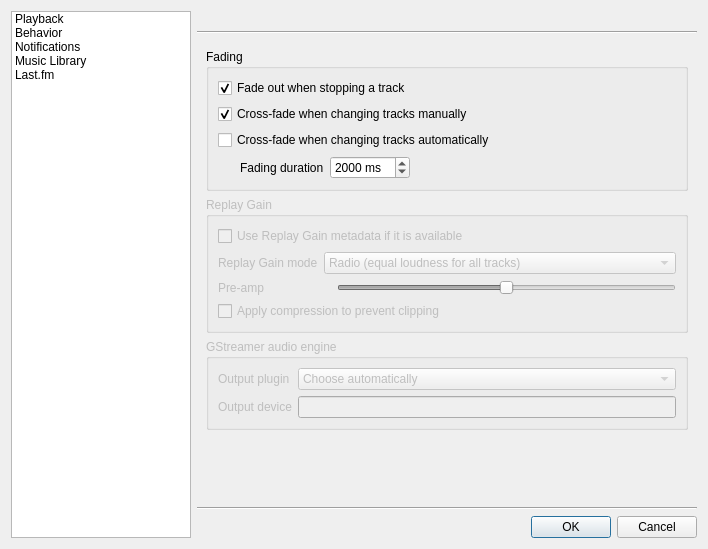
Qt form src/ui/settingsdialog.ui (clementine-player/Clementine) before a commit.
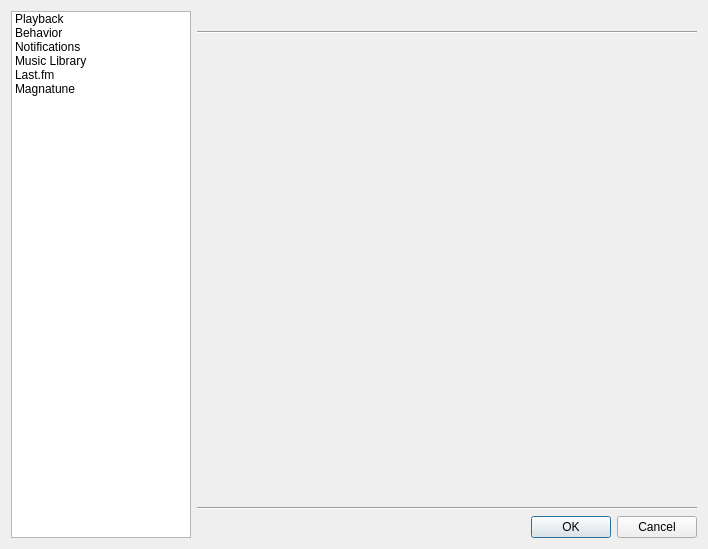
The same form after that commit. Icons and pictures are not drawn. Custom widgets are drawn as their Qt base class.

Commit message: Add a magnatune settings page (not functional yet), remove the last.fm config *dialog*, and instead make it bring up the settings dialog at the right page.

Patch:
```diff
--- a/src/ui/settingsdialog.ui
+++ b/src/ui/settingsdialog.ui
@@ -79,6 +79,15 @@
         <normaloff>:/last.fm/as.png</normaloff>:/last.fm/as.png</iconset>
       </property>
      </item>
+     <item>
+      <property name="text">
+       <string>Magnatune</string>
+      </property>
+      <property name="icon">
+       <iconset resource="../../data/data.qrc">
+        <normaloff>:/magnatune.png</normaloff>:/magnatune.png</iconset>
+      </property>
+     </item>
     </widget>
    </item>
    <item>
@@ -96,7 +105,7 @@
      <item>
       <widget class="QStackedWidget" name="stacked_widget">
        <property name="currentIndex">
-        <number>0</number>
+        <number>5</number>
        </property>
        <widget class="QWidget" name="playback_page">
         <layout class="QVBoxLayout" name="verticalLayout_10">
@@ -601,6 +610,19 @@
          </item>
         </layout>
        </widget>
+       <widget class="QWidget" name="magnatune_page">
+        <layout class="QVBoxLayout" name="verticalLayout_11">
+         <property name="spacing">
+          <number>0</number>
+         </property>
+         <property name="margin">
+          <number>0</number>
+         </property>
+         <item>
+          <widget class="MagnatuneConfig" name="magnatune" native="true"/>
+         </item>
+        </layout>
+       </widget>
       </widget>
      </item>
      <item>
@@ -644,6 +666,12 @@
    <extends>QSlider</extends>
    <header>widgets/stickyslider.h</header>
   </customwidget>
+  <customwidget>
+   <class>MagnatuneConfig</class>
+   <extends>QWidget</extends>
+   <header>radio/magnatuneconfig.h</header>
+   <container>1</container>
+  </customwidget>
  </customwidgets>
  <tabstops>
   <tabstop>list</tabstop>
```
The commit also changes 45 other files.
